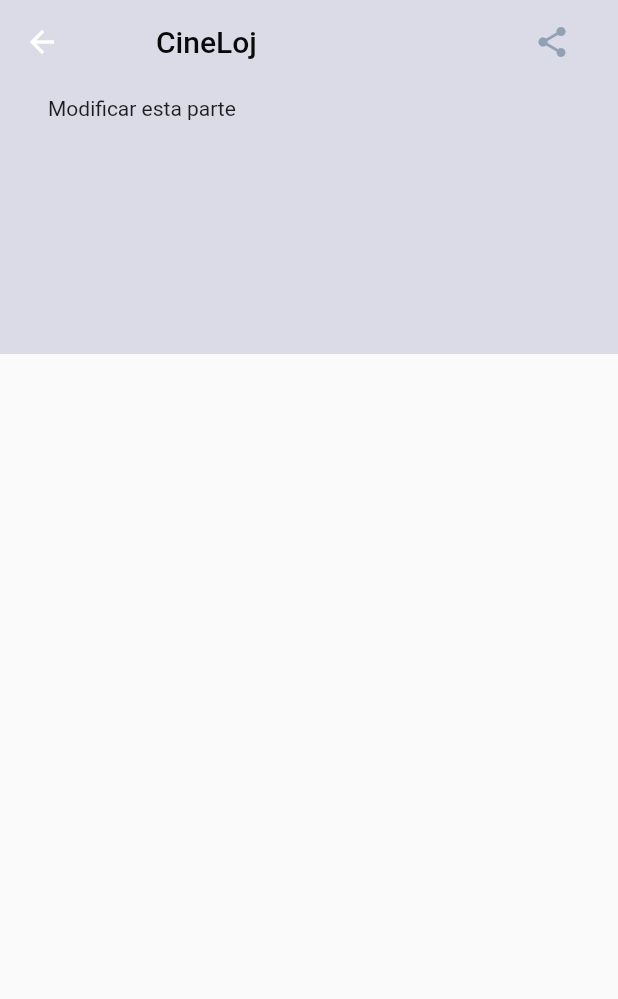
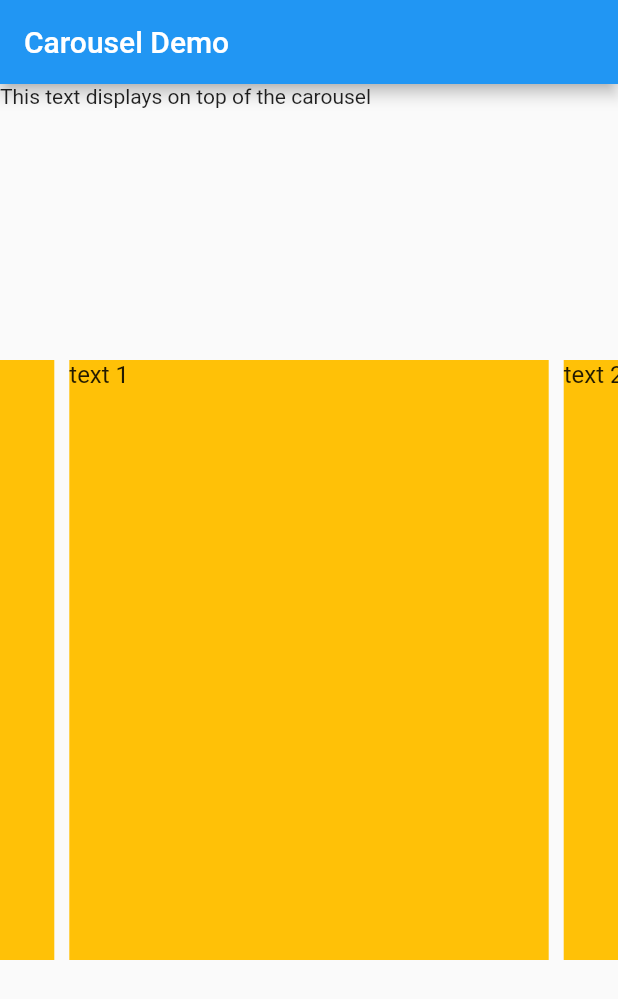
Before and after one commit to Noreal-16/Cine-Flutter, a Flutter app: the screen it shows after launch, after a tap on "Siguiente", on a phone screen of 412 x 824 dp. Shown: the top 999 px of the screen. Run offline on Flutter 3.47's test engine with Material 2 defaults, Android fonts, the phone set to English and light mode, and no system bars; drawn by our look-alikes of carousel_slider.

Commit message:
librerias carrousel

```diff
--- a/lib/home.dart
+++ b/lib/home.dart
@@ -1,112 +1,52 @@
 import 'package:flutter/material.dart';
-import 'dart:math';
+import 'package:carousel_slider/carousel_slider.dart';
 
-
-//colores a reutilizar
-const swatch_1 = Color(0xff91a1b4);
-const swatch_2 = Color(0xffe3e6f3);
-const swatch_3 = Color(0xffbabdd2);
-const swatch_4 = Color(0xff545c6b);
-const swatch_5 = Color(0xff363cb0);
-const swatch_6 = Color(0xff09090a);
-const swatch_7 = Color(0xff25255b);
-
-class HomeCinemas extends StatelessWidget{
+class CineHome extends StatelessWidget {
   @override
   Widget build(BuildContext context) {
-    return HomeCine(title: 'CineLoj',);
+    return new MaterialApp(
+      title: 'Flutter Carousel',
+      home: new Scaffold(
+        appBar: new AppBar(
+          title: new Text('Carousel Demo'),
+        ),
+        body: _body(),
+      ),
+    );
   }
 
-}
-
-class HomeCine extends StatefulWidget {
-  HomeCine({Key key, this.title}) : super(key: key);
-
-  final String title;
-
-  @override
-  _MyHomePageState createState() => _MyHomePageState();
-}
-
-class _MyHomePageState extends State<HomeCine> {
-  ScrollController _controller;
-  double bakgroundHeight = 180.0;
-
-  @override
-  void initState() {
-    super.initState();
-    _controller = ScrollController();
-    _controller.addListener(() {
-      setState(() {
-        bakgroundHeight = max(
-            0,
-            180.0 - _controller.offset
-        );
-      });
-    });
+  Widget _body (){
+    return Stack(
+        children: <Widget>[
+          new PageView(
+            children: [testBGCarousel()],
+          ),
+          new ListView(
+            children: [
+              new Text('This text displays on top of the carousel'),
+            ],
+          ),
+        ]
+    );
   }
 
-
-  @override
-  Widget build(BuildContext context) {
-    return Scaffold(
-      //es el encabezado de la aplicacion
-      appBar: AppBar(
-        //para que el la presentacion del appbar sea transparente
-        backgroundColor: swatch_3.withOpacity(0.5),
-        elevation: 0.0,
-        centerTitle: false,
-        //para poner el texto en un estilo con color negro
-        title: Padding(
-          //padding para que haya una separacion del titulo
-          padding: EdgeInsets.only(left: 32.0),
-
-          child: Text('CineLoj',style: TextStyle(color: swatch_6)),
-        ),
-
-        //icono de la aplicacion dentro del appbar
-        actions: <Widget>[
-          //para que haya una separacion
-          Padding(
-              padding: EdgeInsets.only(right: 32.0),
-              child: InkWell(
-                child: Icon(
-                  Icons.share,
-                  //se llama al color antes asignado
-                  color: swatch_1,
+  Widget testBGCarousel(){
+    return CarouselSlider(
+      height: 400.0,
+      items: [1,2,3,4,5].map((i) {
+        return Builder(
+          builder: (BuildContext context) {
+            return Container(
+                width: MediaQuery.of(context).size.width,
+                margin: EdgeInsets.symmetric(horizontal: 5.0),
+                decoration: BoxDecoration(
+                    color: Colors.amber
                 ),
-              )),
-        ],
-      ),
-      body: _body(),
+                child: Text('text $i', style: TextStyle(fontSize: 16.0),)
+            );
+          },
+        );
+      }).toList(),
     );
   }
-  Widget _body(){
-    return Stack(
-      children: <Widget>[
-        Container(
-          width: double.infinity,
-          height: bakgroundHeight,
-          color: swatch_3.withOpacity(0.5),
-        ),
-        Padding(
-          padding:  EdgeInsets.symmetric(horizontal: 32.0),
-          child: ListView(
-            controller: _controller,
-            children: <Widget>[
-              Padding(
-                padding: EdgeInsets.only(top: 8.0, bottom: 16.0),
-                child: Text("Modificar esta parte"),
-              ),
-
-             //TODO aqui va el cuerpo de la aplicacion list
-
-            ],
-          ),
-        )
-      ],
-    );
-
-
-  }
 }
--- a/lib/login.dart
+++ b/lib/login.dart
@@ -66,7 +66,7 @@
                 RaisedButton(
                   child: Text('Siguiente'),
                   onPressed: (){
-                    Navigator.push(context, MaterialPageRoute(builder: (context)=>HomeCine()));
+                    Navigator.push(context, MaterialPageRoute(builder: (context)=>CineHome()));
                   },
                 ),
               ],
--- a/pubspec.yaml
+++ b/pubspec.yaml
@@ -20,9 +20,11 @@
   flutter:
     sdk: flutter
 
+
   # The following adds the Cupertino Icons font to your application.
   # Use with the CupertinoIcons class for iOS style icons.
   cupertino_icons: ^0.1.2
+  carousel_slider: ^1.3.0
 
 dev_dependencies:
   flutter_test:
@@ -47,6 +49,9 @@
   assets:
     - assets/login_icon.png
     - assets/registro.png
+    - assets/imagen.jpg
+    - assets/peli1.jpg
+    - assets/peli2.jpg
 
   # An image asset can refer to one or more resolution-specific "variants", see
   # https://flutter.dev/assets-and-images/#resolution-aware.
```
Also changed, not shown: assets/peli1.jpg (added), assets/peli2.jpg (added), pubspec.lock.
